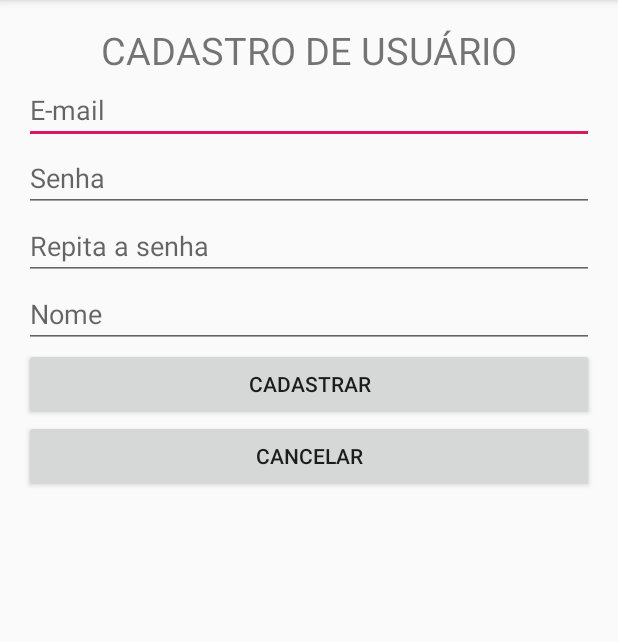
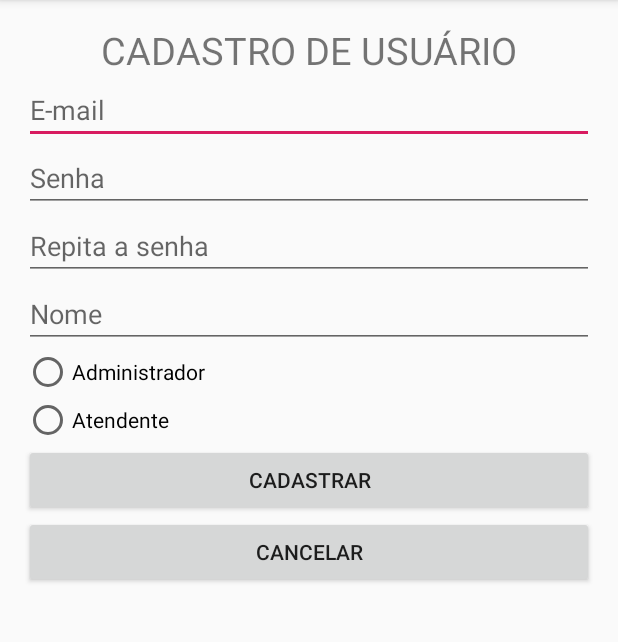
Before and after one commit to VitorCarrijoGoncalves/Firebase, an Android app: the CadastroUsuario screen opened directly, with no data from a screen before it, on a phone screen of 412 x 824 dp, the part 84-726 px from its top. Run offline under Robolectric (Android 15) with nearby library versions, the phone set to English and light mode, and no system bars.

```diff
--- a/app/build.gradle
+++ b/app/build.gradle
@@ -23,8 +23,9 @@ dependencies {
     //noinspection GradleCompatible
     implementation 'com.android.support:appcompat-v7:28.0.0'
     implementation 'com.android.support.constraint:constraint-layout:1.1.3'
-    implementation 'com.google.firebase:firebase-core:16.0.1'
+    implementation 'com.google.firebase:firebase-core:16.0.8'
     implementation 'com.google.firebase:firebase-auth:16.2.1'
+    implementation 'com.google.firebase:firebase-database:16.1.0'
     testImplementation 'junit:junit:4.12'
     androidTestImplementation 'com.android.support.test:runner:1.0.2'
     androidTestImplementation 'com.android.support.test.espresso:espresso-core:3.0.2'
--- a/app/src/main/res/layout/activity_cadastro_usuario.xml
+++ b/app/src/main/res/layout/activity_cadastro_usuario.xml
@@ -47,6 +47,25 @@
         android:inputType="textPersonName"
         android:layout_height="wrap_content" />
 
+    <RadioGroup
+        android:layout_width="match_parent"
+        android:layout_height="wrap_content">
+
+        <RadioButton
+            android:id="@+id/rbAdmin"
+            android:layout_width="wrap_content"
+            android:text="Administrador"
+            android:layout_height="wrap_content" />
+
+
+        <RadioButton
+            android:id="@+id/rbAtend"
+            android:layout_width="wrap_content"
+            android:text="Atendente"
+            android:layout_height="wrap_content" />
+
+    </RadioGroup>
+
     <Button
         android:id="@+id/btnCadastrar"
         android:layout_width="match_parent"
--- a/app/src/main/res/layout/activity_main.xml
+++ b/app/src/main/res/layout/activity_main.xml
@@ -35,7 +35,7 @@
     <Button
         android:id="@+id/btnLogin"
         android:layout_width="match_parent"
-        android:layout_height="match_parent"
+        android:layout_height="wrap_content"
         android:text="LOGIN"/>
 
 </LinearLayout>
--- a/build.gradle
+++ b/build.gradle
@@ -8,7 +8,6 @@ buildscript {
     }
     dependencies {
         classpath 'com.android.tools.build:gradle:3.2.1'
-
         classpath 'com.google.gms:google-services:4.0.1'
 
 
```
Also changed, not shown: app/src/main/java/senai/mobile/com/br/firebase/Classes/Usuario.java (added, +50 -0 lines), app/src/main/java/senai/mobile/com/br/firebase/DAO/ConfiguracaoFirebase.java (added, +30 -0 lines), app/src/main/java/senai/mobile/com/br/firebase/MainActivity.java (+69 -0 lines).
